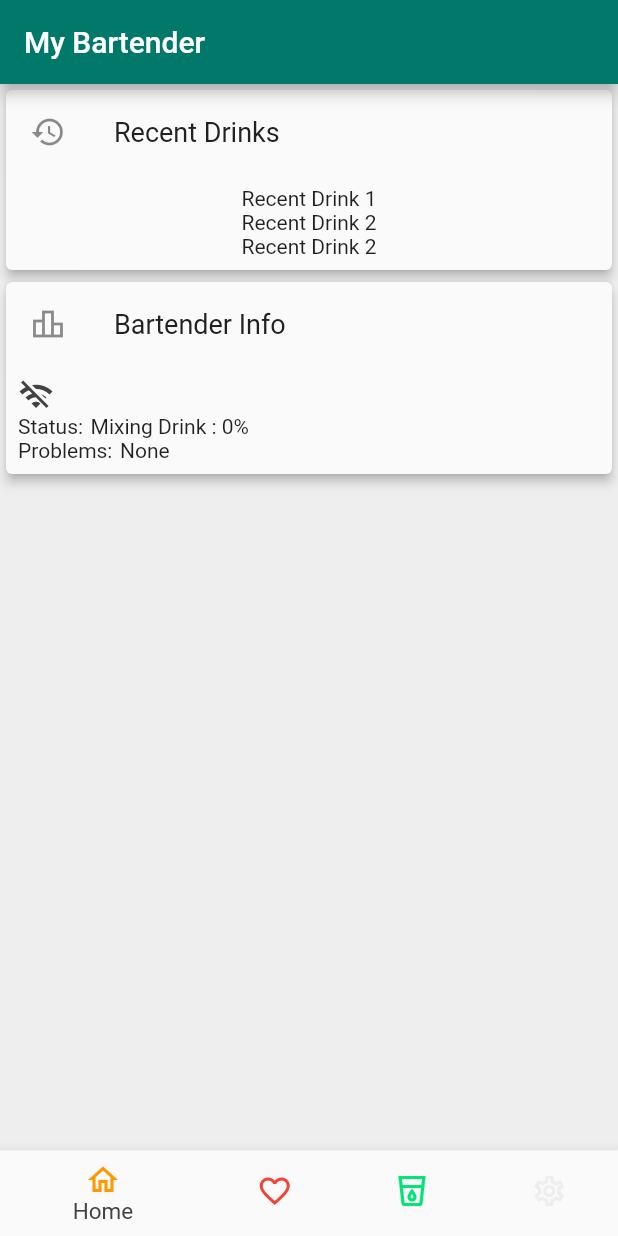
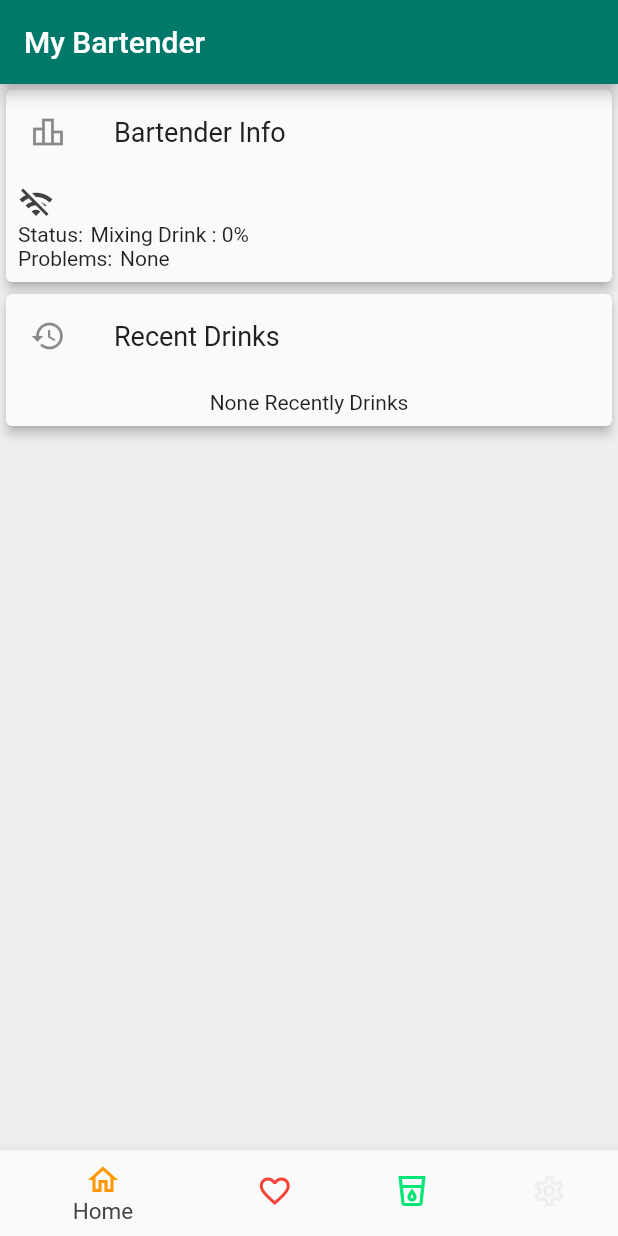
Before and after one commit to Warlord3/Bartender, a Flutter app: the PageRouter screen opened directly, on a phone screen of 412 x 824 dp. Run offline on Flutter 3.47's test engine with Material 2 defaults, Android fonts, the phone set to English and light mode, and no system bars; our stand-ins replace file_picker, shared_preferences; accounts and stored records are empty.

```diff
--- a/App/lib/Pages/Home/PageHome.dart
+++ b/App/lib/Pages/Home/PageHome.dart
@@ -1,5 +1,6 @@
 import 'package:bartender/bloc/DataManager.dart';
 import 'package:bartender/bloc/LanguageManager.dart';
+import 'package:bartender/models/Drinks.dart';
 import 'package:flutter/material.dart';
 import 'package:provider/provider.dart';
 import 'package:bartender/bloc/ThemeManager.dart';
@@ -12,12 +13,13 @@ class HomePage extends StatefulWidget {
 class _HOmePageState extends State<HomePage> {
   ThemeManager themeChangeProvider;
   LanguageManager languageManager;
+  DataManager dataManager;
 
   @override
   Widget build(BuildContext context) {
     themeChangeProvider = Provider.of<ThemeManager>(context);
     languageManager = Provider.of<LanguageManager>(context);
-
+    dataManager = Provider.of<DataManager>(context);
     return Container(
       color: Theme.of(context).backgroundColor,
       child: SingleChildScrollView(
@@ -25,36 +27,6 @@ class _HOmePageState extends State<HomePage> {
           child: Center(
             child: Column(
               children: [
-                /*
-                  Recent Drinks
-                */
-                Card(
-                  elevation: 3,
-                  child: Column(
-                    children: [
-                      ListTile(
-                        leading: Icon(
-                          Icons.history_outlined,
-                        ),
-                        title: Text(
-                          languageManager.getData("recent_drinks"),
-                        ),
-                      ),
-                      Padding(
-                        padding: const EdgeInsets.all(8.0),
-                        child: Container(
-                          child: Column(
-                            children: [
-                              Text("Recent Drink 1"),
-                              Text("Recent Drink 2"),
-                              Text("Recent Drink 2"),
-                            ],
-                          ),
-                        ),
-                      ),
-                    ],
-                  ),
-                ),
                 /*
                   Controller Info
                 */
@@ -131,6 +103,40 @@ class _HOmePageState extends State<HomePage> {
                     ],
                   ),
                 ),
+                /*
+                  Recent Drinks
+                */
+                Card(
+                  elevation: 3,
+                  child: Column(
+                    children: [
+                      ListTile(
+                        leading: Icon(
+                          Icons.history_outlined,
+                        ),
+                        title: Text(
+                          languageManager.getData("recent_drinks"),
+                        ),
+                      ),
+                      Padding(
+                        padding: const EdgeInsets.all(8.0),
+                        child: Container(
+                            child: dataManager.recentlyCreatedDrinks.length > 0
+                                ? ListView.builder(
+                                    shrinkWrap: true,
+                                    itemCount: dataManager
+                                        .recentlyCreatedDrinks.length,
+                                    itemBuilder: (buildcontext, index) {
+                                      return RecentlyDrinkItem(
+                                          dataManager
+                                              .recentlyCreatedDrinks[index],
+                                          index);
+                                    })
+                                : Text("None Recently Drinks")),
+                      ),
+                    ],
+                  ),
+                ),
               ],
             ),
           ),
@@ -139,3 +145,16 @@ class _HOmePageState extends State<HomePage> {
     );
   }
 }
+
+class RecentlyDrinkItem extends StatelessWidget {
+  final Drink recentlyCreatedDrink;
+  final int index;
+  RecentlyDrinkItem(this.recentlyCreatedDrink, this.index);
+
+  @override
+  Widget build(BuildContext context) {
+    return Container(
+      child: Text(recentlyCreatedDrink.name),
+    );
+  }
+}
--- a/App/lib/Pages/PageRouter.dart
+++ b/App/lib/Pages/PageRouter.dart
@@ -42,7 +42,6 @@ class _PageRouterState extends State<PageRouter> {
             DataManager dataManager =
                 Provider.of<DataManager>(context, listen: false);
             dataManager.stopAllPumps();
-            dataManager.enablePumpInterupt();
 
             return Future.value(false);
           }
--- a/App/lib/Pages/Settings/PageSettings.dart
+++ b/App/lib/Pages/Settings/PageSettings.dart
@@ -222,6 +222,7 @@ class _SettingsPageState extends State<SettingsPage> {
                             return;
                           }
                           AppStateManager.pushedPage = true;
+                          dataManager.testingMode(true);
                           AppStateManager.keyNavigator.currentState.push(
                             PageRouteBuilder(
                               pageBuilder:
--- a/App/lib/models/CommunicationData.dart
+++ b/App/lib/models/CommunicationData.dart
@@ -71,12 +71,13 @@ class PumpStatus extends CommandBase {
 
 class Progress extends CommandBase {
   int progress;
-  Progress({
-    this.progress,
-  });
+  bool drinkActive;
+  Progress({this.progress, this.drinkActive});
 
   factory Progress.fromJson(Map<String, dynamic> parsedJson) => Progress(
         progress: parsedJson['progress'] == null ? 0 : parsedJson['progress'],
+        drinkActive:
+            parsedJson['drinkActiv'] == null ? false : parsedJson['drinkActiv'],
       );
 }
 
@@ -186,7 +187,7 @@ class StopPump extends CommandBase {
   StopPump({this.pumpID});
   @override
   Map<String, dynamic> toJson() => {
-        'command': "start_pump",
+        'command': "stop_pump",
         'ID': pumpID,
       };
 }
@@ -196,14 +197,6 @@ class StopPumpAll extends CommandBase {
   Map<String, dynamic> toJson() => {
         'command': "stop_pump_all",
       };
-}
-
-class InteruptActive extends CommandBase {
-  final active;
-  InteruptActive(this.active);
-  @override
-  Map<String, dynamic> toJson() =>
-      {'command': "interrupt_enable", "active": this.active};
 }
 
 class PumpMilliliter extends CommandBase {
@@ -246,3 +239,12 @@ class NewDrinkResponse extends CommandBase {
             parsedJson['accepted'] == null ? false : parsedJson['accepted'],
       );
 }
+
+class TestingMode extends CommandBase {
+  final bool enable;
+  TestingMode(this.enable);
+
+  @override
+  Map<String, dynamic> toJson() =>
+      {"command": "testing_mode", "enable": enable == null ? false : enable};
+}
--- a/App/lib/models/Drinks.dart
+++ b/App/lib/models/Drinks.dart
@@ -187,7 +187,7 @@ class Beverage {
 
   Beverage.empty();
 
-  Beverage.None() {
+  Beverage.none() {
     this.id = -1;
     this.addition = "None";
     this.kcal = 0;
--- a/Controller/Commands.json
+++ b/Controller/Commands.json
@@ -21,6 +21,7 @@
 
 {
     "command": "progress",
+    "drinkActiv": true,
     "progress": 10
 }
 {
@@ -109,3 +110,7 @@
 {
     "command": "drink_finished"
 }
+{
+    "command": "testing_mode",
+    "enable": true //Enter testing Mode = true / Leave testing Mode = false
+}
```
Also changed, not shown: App/lib/Pages/Settings/LocalWidgets/PumpTestPage.dart (+15 -7 lines), App/lib/bloc/DataManager.dart (+10 -12 lines), 8 other files.
